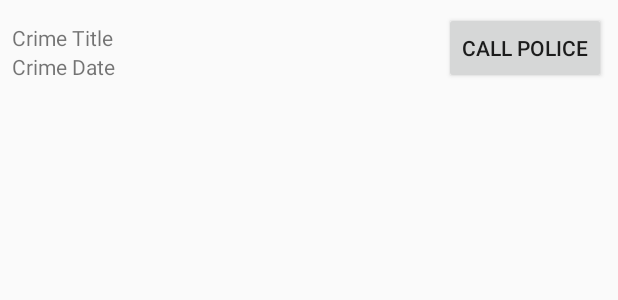
After one commit to JustSpace555/AndroidLearning, an Android app: the layout list_item_crime_police.xml on its own in the app's theme, with its tools: preview values and no code run, on a phone screen of 412 x 824 dp. The commit adds this screen. Shown: the top 300 px of the screen. Run offline under Robolectric (Android 15) with nearby library versions, the phone set to English and light mode, and no system bars.

Commit message:
9 chapter finished

```diff
--- a/CriminalIntent/app/src/main/java/com/bignerdranch/criminalintent/Crime.kt
+++ b/CriminalIntent/app/src/main/java/com/bignerdranch/criminalintent/Crime.kt
@@ -5,6 +5,6 @@ import java.util.*
 data class Crime(val id: UUID = UUID.randomUUID(),
                  var title: String = "",
                  var date: Date = Date(),
-                 var isSolved: Boolean = false) {
-
+                 var isSolved: Boolean = false,
+				 var requiresPolice: Boolean = false) {
 }
--- a/CriminalIntent/app/src/main/java/com/bignerdranch/criminalintent/CrimeFragment.kt
+++ b/CriminalIntent/app/src/main/java/com/bignerdranch/criminalintent/CrimeFragment.kt
@@ -57,7 +57,6 @@ class CrimeFragment : Fragment() {
 									   before: Int,
 									   count: Int) {
 				crime.title = s.toString()
-                println(crime.title)
 			}
 		}
 		)
--- a/CriminalIntent/app/src/main/java/com/bignerdranch/criminalintent/MainActivity.kt
+++ b/CriminalIntent/app/src/main/java/com/bignerdranch/criminalintent/MainActivity.kt
@@ -14,7 +14,7 @@ class MainActivity : AppCompatActivity() {
 
         if (currentFragment == null)
             supportFragmentManager.beginTransaction()
-                .add(R.id.fragment_container, CrimeFragment())
+                .add(R.id.fragment_container, CrimeListFragment.newInstance())
                 .commit()
     }
 }
--- /dev/null
+++ b/CriminalIntent/app/src/main/res/layout/fragment_crime_list.xml
@@ -0,0 +1,6 @@
+<?xml version="1.0" encoding="utf-8"?>
+<androidx.recyclerview.widget.RecyclerView
+	xmlns:android="http://schemas.android.com/apk/res/android"
+	android:layout_width="match_parent"
+	android:layout_height="match_parent"
+	android:id="@+id/crime_recycler_view"/>
--- /dev/null
+++ b/CriminalIntent/app/src/main/res/layout/list_item_crime_police.xml
@@ -0,0 +1,37 @@
+<?xml version="1.0" encoding="utf-8"?>
+<LinearLayout
+	xmlns:android="http://schemas.android.com/apk/res/android"
+	android:orientation="horizontal"
+	android:layout_width="match_parent"
+	android:layout_height="wrap_content"
+	android:padding="8dp">
+
+	<LinearLayout
+		android:layout_width="0dp"
+		android:layout_height="wrap_content"
+		android:orientation="vertical"
+		android:paddingTop="7dp"
+		android:layout_weight="1">
+
+		<TextView
+			android:layout_width="match_parent"
+			android:layout_height="wrap_content"
+			android:id="@+id/crime_title"
+			android:text="Crime Title"/>
+
+		<TextView
+			android:layout_width="match_parent"
+			android:layout_height="wrap_content"
+			android:id="@+id/crime_date"
+			android:text="Crime Date"/>
+
+	</LinearLayout>
+
+	<Button
+
+		android:id="@+id/call_police_button"
+		android:layout_width="wrap_content"
+		android:layout_height="wrap_content"
+		android:text="Call Police" />
+
+</LinearLayout>
```
Also changed, not shown: CriminalIntent/app/src/main/java/com/bignerdranch/criminalintent/CrimeListFragment.kt (added, +107 -0 lines), CriminalIntent/app/src/main/java/com/bignerdranch/criminalintent/CrimeListViewModel.kt (added, +18 -0 lines), CriminalIntent/app/src/main/res/layout/list_item_crime.xml (added, +21 -0 lines). Lines whose indentation alone changed are shown as unchanged.
